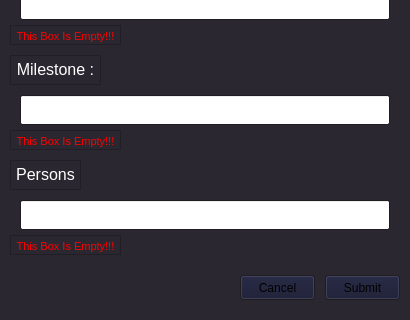
This is Task.ui in HeidariSina/Management-App as Qt 5 draws it before an edit; both pictures show x 0 to 410 and y 445 to 765 of the 410 by 765 pixel window. The edited form follows.
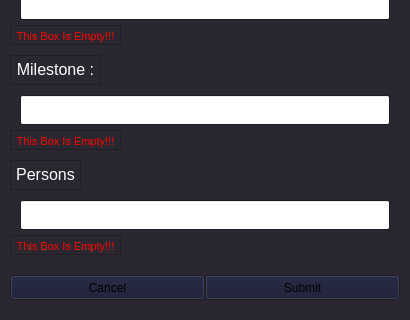
This is the edited form.

Commit message: employee and task changed

Diff of the .ui file:
```diff
--- a/Task.ui
+++ b/Task.ui
@@ -654,12 +654,15 @@
    <widget class="QPushButton" name="SubmitpushButton">
     <property name="geometry">
      <rect>
-      <x>325</x>
+      <x>205</x>
       <y>720</y>
-      <width>75</width>
+      <width>195</width>
       <height>25</height>
      </rect>
     </property>
+    <property name="styleSheet">
+     <string notr="true"/>
+    </property>
     <property name="text">
      <string>Submit</string>
     </property>
@@ -667,12 +670,16 @@
    <widget class="QPushButton" name="CanclepushButton">
     <property name="geometry">
      <rect>
-      <x>240</x>
+      <x>10</x>
       <y>720</y>
-      <width>75</width>
+      <width>195</width>
       <height>25</height>
      </rect>
     </property>
+    <property name="styleSheet">
+     <string notr="true">
+</string>
+    </property>
     <property name="text">
      <string>Cancel</string>
     </property>
```
The commit also changes 2 other files.
